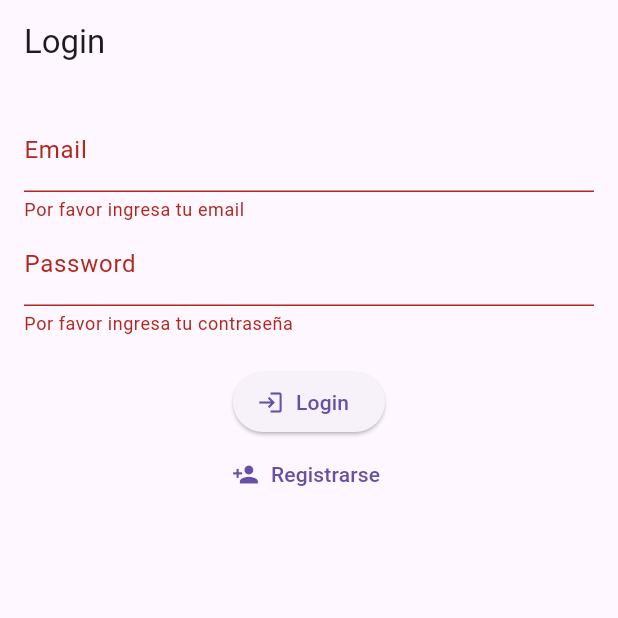
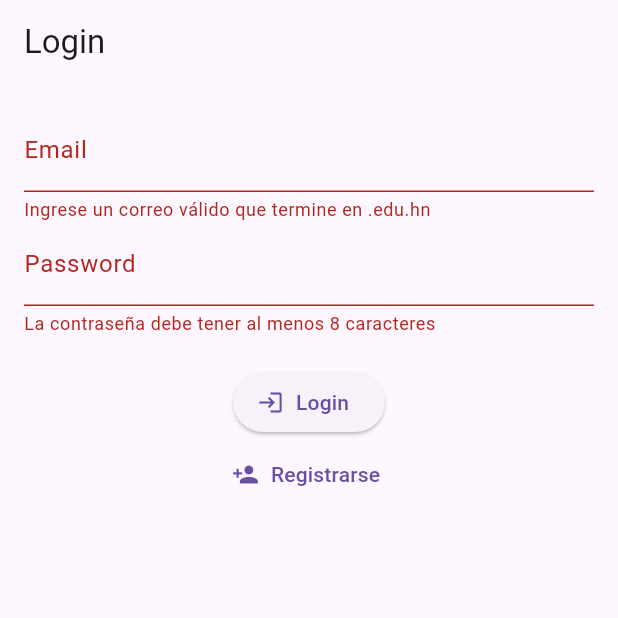
Before and after one commit to JBaco21/proyecto-de-Flutter, a Flutter app: the screen it shows after launch, after a tap on "Login", on a phone screen of 412 x 824 dp, the top half of it. Run offline on Flutter 3.47's test engine with Material 3 defaults, Android fonts, the phone set to English and light mode, and no system bars.

Commit message:
se mejoraron cosas

```diff
--- a/lib/home_screen.dart
+++ b/lib/home_screen.dart
@@ -1,12 +1,16 @@
 import 'package:flutter/material.dart';
 
 class HomeScreen extends StatelessWidget {
+  final String email;
+
+  const HomeScreen({Key? key, required this.email}) : super(key: key);
+
   @override
   Widget build(BuildContext context) {
-    final email = ModalRoute.of(context)?.settings.arguments as String?;
-
     return Scaffold(
-      appBar: AppBar(title: Text('Inicio')),
+      appBar: AppBar(
+        title: const Text('Inicio'),
+      ),
       body: Center(
         child: Text('Bienvenido, $email'),
       ),
--- a/lib/login_screen.dart
+++ b/lib/login_screen.dart
@@ -1,5 +1,6 @@
 import 'package:flutter/material.dart';
 import 'registration_screen.dart';
+import 'home_screen.dart';
 
 class LoginScreen extends StatefulWidget {
   const LoginScreen({Key? key}) : super(key: key);
@@ -25,12 +26,23 @@ class _LoginScreenState extends State<LoginScreen> {
       // Simular una operación asincrónica
       await Future.delayed(const Duration(seconds: 2));
       if (!mounted) return; // Verificar si el widget está montado antes de usar BuildContext
-      Navigator.pushReplacement(
-        context,
-        MaterialPageRoute(
-          builder: (context) => HomeScreen(email: _emailController.text),
-        ),
-      );
+
+      final email = _emailController.text;
+      final password = _passwordController.text;
+
+      // Validación de credenciales
+      if (email == 'usuario@institucion.edu.hn' && password == '12345678') {
+        Navigator.pushReplacement(
+          context,
+          MaterialPageRoute(
+            builder: (context) => HomeScreen(email: email),
+          ),
+        );
+      } else {
+        ScaffoldMessenger.of(context).showSnackBar(
+          SnackBar(content: Text('Credenciales incorrectas')),
+        );
+      }
     }
   }
 
@@ -59,8 +71,8 @@ class _LoginScreenState extends State<LoginScreen> {
                 controller: _emailController,
                 decoration: const InputDecoration(labelText: 'Email'),
                 validator: (value) {
-                  if (value == null || value.isEmpty) {
-                    return 'Por favor ingresa tu email';
+                  if (value == null || !RegExp(r'^[a-zA-Z0-9._%+-]+@institucion\.edu\.hn$').hasMatch(value)) {
+                    return 'Ingrese un correo válido que termine en .edu.hn';
                   }
                   return null;
                 },
@@ -70,8 +82,8 @@ class _LoginScreenState extends State<LoginScreen> {
                 decoration: const InputDecoration(labelText: 'Password'),
                 obscureText: true,
                 validator: (value) {
-                  if (value == null || value.isEmpty) {
-                    return 'Por favor ingresa tu contraseña';
+                  if (value == null || value.length < 8) {
+                    return 'La contraseña debe tener al menos 8 caracteres';
                   }
                   return null;
                 },
@@ -94,21 +106,3 @@ class _LoginScreenState extends State<LoginScreen> {
     );
   }
 }
-
-class HomeScreen extends StatelessWidget {
-  final String email;
-
-  const HomeScreen({Key? key, required this.email}) : super(key: key);
-
-  @override
-  Widget build(BuildContext context) {
-    return Scaffold(
-      appBar: AppBar(
-        title: const Text('Home'),
-      ),
-      body: Center(
-        child: Text('Bienvenido $email'),
-      ),
-    );
-  }
-}
```
